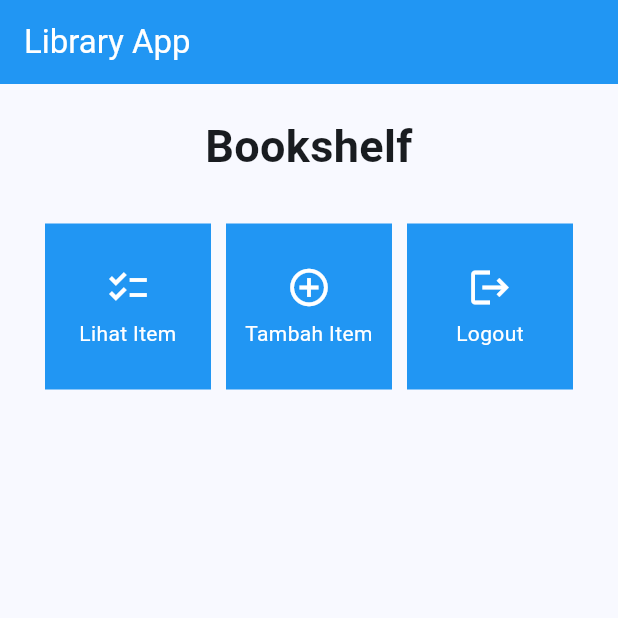
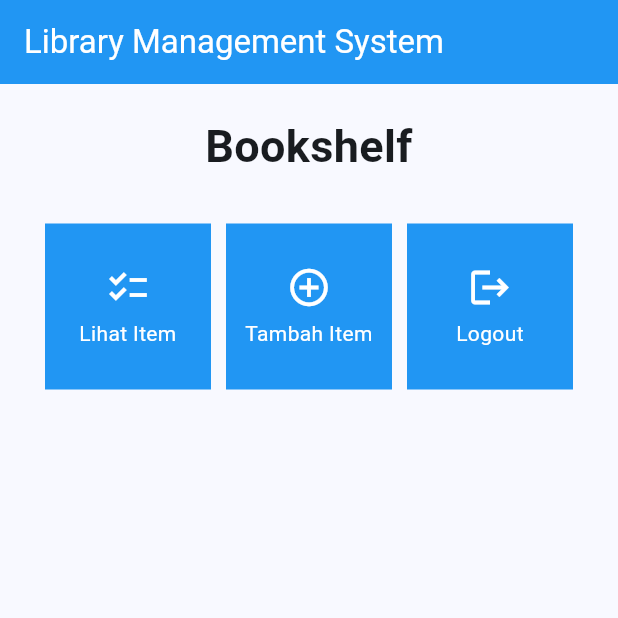
Before and after one commit to fahmi-ramadhan/library-app-mobile, a Flutter app: the screen it shows after launch, on a phone screen of 412 x 824 dp, the top half of it. Run offline on Flutter 3.47's test engine with Material 2 defaults, Android fonts, the phone set to English and light mode, and no system bars.

Commit message:
Rename app title

```diff
--- a/lib/main.dart
+++ b/lib/main.dart
@@ -12,7 +12,7 @@ class MyApp extends StatelessWidget {
   @override
   Widget build(BuildContext context) {
     return MaterialApp(
-      title: 'Flutter Demo',
+      title: 'Library Management System',
       theme: ThemeData(
         // This is the theme of your application.
         //
--- a/lib/menu.dart
+++ b/lib/menu.dart
@@ -25,7 +25,7 @@ class MyHomePage extends StatelessWidget {
         backgroundColor: Colors.blue,
         title: const Text(
           style: TextStyle(color: Colors.white),
-          'Library App',
+          'Library Management System',
         ),
       ),
       body: SingleChildScrollView(
```
